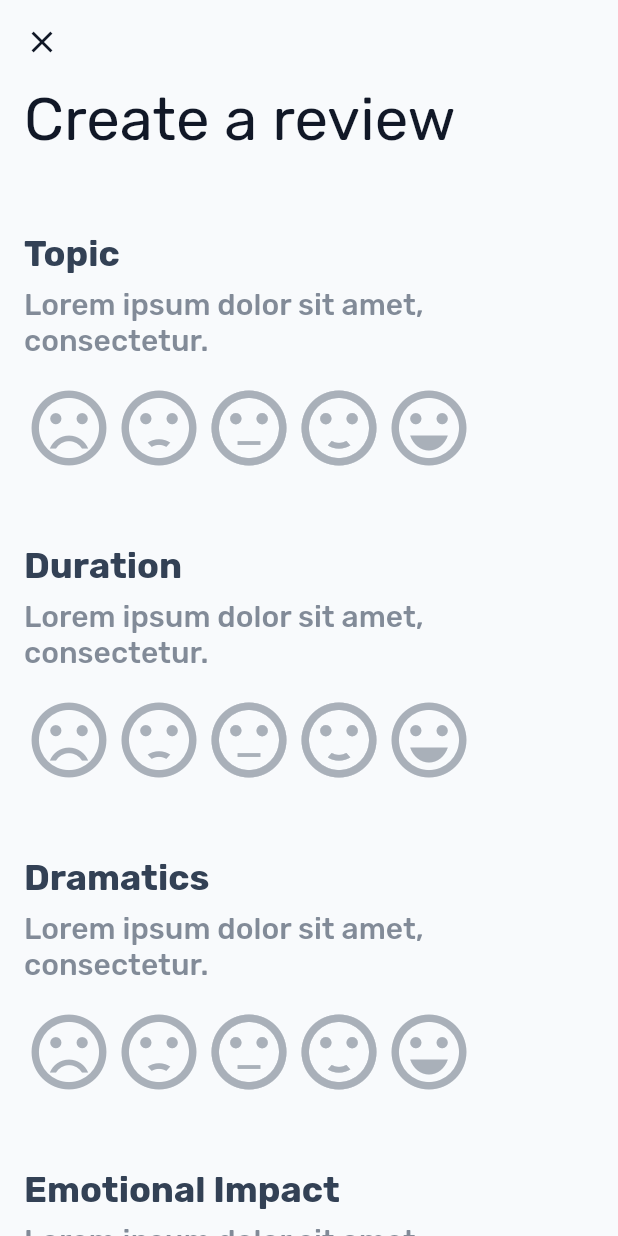
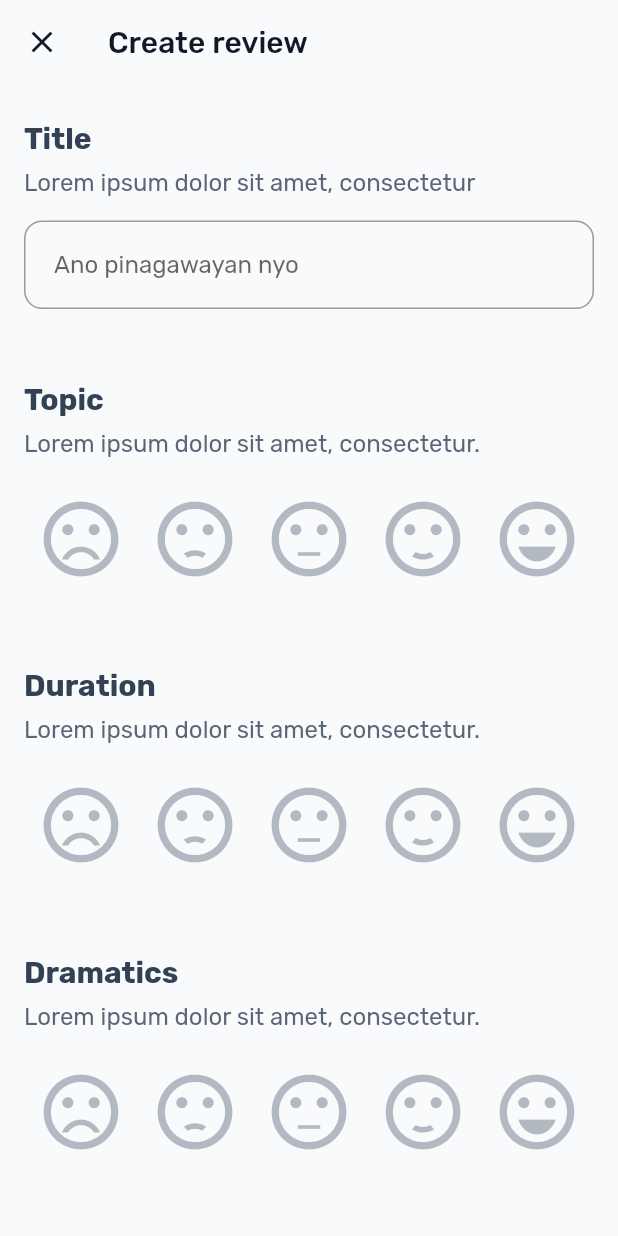
Before and after one commit to sunenvidiado-nx/away-review-flutter, a Flutter app: the CreateReviewScreen screen opened by its route, on a phone screen of 412 x 824 dp. Run offline on Flutter 3.47's test engine with Material 3 defaults, Android fonts, the phone set to English and light mode, and no system bars; drawn by our look-alikes of flutter_rating_bar; our stand-ins replace cloud_firestore, firebase_analytics, firebase_auth, firebase_core, firebase_crashlytics, flutter_keyboard_visibility and 4 more; accounts and stored records are empty; generated files the repository leaves out were written again.

Commit message:
refactor(create-review): Rework create review feature

```diff
--- a/lib/app/router.dart
+++ b/lib/app/router.dart
@@ -31,7 +31,7 @@ final routesProvider = Provider((ref) {
         // Custom animation so that the `CreateReviewScreen` slides up from the bottom
         return CustomTransitionPage(
           child: const CreateReviewScreen(),
-          transitionDuration: const Duration(milliseconds: 150),
+          transitionDuration: const Duration(milliseconds: 200),
           transitionsBuilder: (context, animation, secondaryAnimation, child) {
             return SlideTransition(
               position: Tween<Offset>(
@@ -39,7 +39,7 @@ final routesProvider = Provider((ref) {
                 end: Offset.zero,
               ).animate(CurvedAnimation(
                 parent: animation,
-                curve: Curves.easeOut,
+                curve: Curves.easeInOut,
               )),
               child: child,
             );
--- a/lib/features/create_review/create_review_screen.dart
+++ b/lib/features/create_review/create_review_screen.dart
@@ -2,8 +2,8 @@ import 'package:away_review/core/auth/auth_service.dart';
 import 'package:away_review/core/extensions/build_context_extension.dart';
 import 'package:away_review/core/models/review.dart';
 import 'package:away_review/core/repositories/review_repository.dart';
+import 'package:away_review/features/home/reviews_provider.dart';
 import 'package:flutter/material.dart';
-import 'package:flutter_rating_bar/flutter_rating_bar.dart';
 import 'package:flutter_riverpod/flutter_riverpod.dart';
 import 'package:go_router/go_router.dart';
 
@@ -19,6 +19,7 @@ class _CreateReviewScreenState extends ConsumerState<CreateReviewScreen> {
   late Review _review;
 
   final _noteController = TextEditingController();
+  final _titleController = TextEditingController();
 
   var _isPublishing = false;
 
@@ -30,9 +31,17 @@ class _CreateReviewScreenState extends ConsumerState<CreateReviewScreen> {
   }
 
   @override
+  void dispose() {
+    _noteController.dispose();
+    _titleController.dispose();
+    super.dispose();
+  }
+
+  @override
   Widget build(BuildContext context) {
     return Scaffold(
       appBar: AppBar(
+        title: const Text('Create review'),
         leading: IconButton(
           icon: const Icon(Icons.close),
           onPressed: context.pop,
@@ -40,40 +49,55 @@ class _CreateReviewScreenState extends ConsumerState<CreateReviewScreen> {
       ),
       body: CustomScrollView(
         slivers: [
-          _buildHeader(),
+          _buildTitleTextField(),
           _buildRating(
+            rating: _review.topic,
             title: 'Topic',
             subtitle: 'Lorem ipsum dolor sit amet, consectetur.',
             onRatingUpdate: (rating) {
-              _review = _review.copyWith(topic: rating.toInt());
+              setState(() {
+                _review = _review.copyWith(topic: rating);
+              });
             },
           ),
           _buildRating(
+            rating: _review.duration,
             title: 'Duration',
             subtitle: 'Lorem ipsum dolor sit amet, consectetur.',
             onRatingUpdate: (rating) {
-              _review = _review.copyWith(duration: rating.toInt());
+              setState(() {
+                _review = _review.copyWith(duration: rating);
+              });
             },
           ),
           _buildRating(
+            rating: _review.dramatics,
             title: 'Dramatics',
             subtitle: 'Lorem ipsum dolor sit amet, consectetur.',
             onRatingUpdate: (rating) {
-              _review = _review.copyWith(dramatics: rating.toInt());
+              setState(() {
+                _review = _review.copyWith(dramatics: rating);
+              });
             },
           ),
           _buildRating(
+            rating: _review.emotionalImpact,
             title: 'Emotional Impact',
             subtitle: 'Lorem ipsum dolor sit amet, consectetur.',
             onRatingUpdate: (rating) {
-              _review = _review.copyWith(emotionalImpact: rating.toInt());
+              setState(() {
+                _review = _review.copyWith(emotionalImpact: rating);
+              });
             },
           ),
           _buildRating(
+            rating: _review.aftermath,
             title: 'Aftermath',
             subtitle: 'Lorem ipsum dolor sit amet, consectetur.',
             onRatingUpdate: (rating) {
-              _review = _review.copyWith(aftermath: rating.toInt());
+              setState(() {
+                _review = _review.copyWith(aftermath: rating);
+              });
             },
           ),
           SliverToBoxAdapter(
@@ -82,7 +106,7 @@ class _CreateReviewScreenState extends ConsumerState<CreateReviewScreen> {
               thickness: 1,
             ),
           ),
-          _buildNotesField(),
+          _buildNotesTextField(),
           SliverToBoxAdapter(
             child: Divider(
               color: context.colorScheme.secondary.withOpacity(0.1),
@@ -97,22 +121,44 @@ class _CreateReviewScreenState extends ConsumerState<CreateReviewScreen> {
     );
   }
 
-  Widget _buildHeader() {
+  Widget _buildTitleTextField() {
     return SliverToBoxAdapter(
       child: Padding(
-        padding: const EdgeInsets.fromLTRB(16.0, 0, 16.0, 28.0),
-        child: Text(
-          'Create a review',
-          style: context.textTheme.headlineLarge,
+        padding: const EdgeInsets.symmetric(vertical: 24.0, horizontal: 16.0),
+        child: Column(
+          crossAxisAlignment: CrossAxisAlignment.start,
+          children: [
+            Text(
+              'Title',
+              style: context.textTheme.titleLarge?.copyWith(
+                fontWeight: FontWeight.bold,
+              ),
+            ),
+            const SizedBox(height: 8),
+            Text(
+              'Lorem ipsum dolor sit amet, consectetur',
+              style: context.textTheme.titleMedium?.copyWith(
+                color: context.colorScheme.secondary.withOpacity(0.8),
+              ),
+            ),
+            const SizedBox(height: 16),
+            TextField(
+              controller: _titleController,
+              decoration: const InputDecoration(
+                hintText: "Ano pinagawayan nyo",
+              ),
+            ),
+          ],
         ),
       ),
     );
   }
 
   Widget _buildRating({
+    required int rating,
     required String title,
     required String subtitle,
-    required Function(double) onRatingUpdate,
+    required Function(int) onRatingUpdate,
   }) {
     return SliverToBoxAdapter(
       child: Padding(
@@ -122,49 +168,75 @@ class _CreateReviewScreenState extends ConsumerState<CreateReviewScreen> {
           children: [
             Text(
               title,
-              style: context.textTheme.headlineSmall?.copyWith(
+              style: context.textTheme.titleLarge?.copyWith(
                 fontWeight: FontWeight.bold,
               ),
             ),
             const SizedBox(height: 8),
             Text(
               subtitle,
-              style: context.textTheme.titleLarge?.copyWith(
-                color: context.colorScheme.secondary.withOpacity(0.6),
+              style: context.textTheme.titleMedium?.copyWith(
+                color: context.colorScheme.secondary.withOpacity(0.8),
               ),
             ),
             const SizedBox(height: 16),
-            RatingBar.builder(
-              initialRating: 0,
-              itemCount: 5,
-              glow: false,
-              itemSize: 60,
-              tapOnlyMode: true,
-              unratedColor: context.colorScheme.secondary.withOpacity(0.4),
-              itemBuilder: (context, index) => switch (index) {
-                0 => const Icon(
-                    Icons.sentiment_very_dissatisfied,
-                    color: Colors.red,
+            SizedBox(
+              width: double.infinity,
+              child: Row(
+                mainAxisAlignment: MainAxisAlignment.spaceEvenly,
+                children: [
+                  IconButton(
+                    iconSize: 60,
+                    onPressed: () => onRatingUpdate(1),
+                    icon: Icon(
+                      Icons.sentiment_very_dissatisfied,
+                      color: rating == 1
+                          ? Colors.deepOrange
+                          : context.colorScheme.secondary.withOpacity(0.35),
+                    ),
                   ),
-                1 => Icon(
-                    Icons.sentiment_dissatisfied,
-                    color: Colors.red[300],
+                  IconButton(
+                    iconSize: 60,
+                    onPressed: () => onRatingUpdate(2),
+                    icon: Icon(
+                      Icons.sentiment_dissatisfied,
+                      color: rating == 2
+                          ? Colors.orange
+                          : context.colorScheme.secondary.withOpacity(0.35),
+                    ),
                   ),
-                2 => const Icon(
-                    Icons.sentiment_neutral,
-                    color: Colors.amber,
+                  IconButton(
+                    iconSize: 60,
+                    onPressed: () => onRatingUpdate(3),
+                    icon: Icon(
+                      Icons.sentiment_neutral,
+                      color: rating == 3
+                          ? Colors.amber
+                          : context.colorScheme.secondary.withOpacity(0.35),
+                    ),
                   ),
-                3 => const Icon(
-                    Icons.sentiment_satisfied,
-                    color: Colors.lightGreen,
+                  IconButton(
+                    iconSize: 60,
+                    onPressed: () => onRatingUpdate(4),
+                    icon: Icon(
+                      Icons.sentiment_satisfied,
+                      color: rating == 4
+                          ? Colors.lime
+                          : context.colorScheme.secondary.withOpacity(0.35),
+                    ),
                   ),
-                4 => const Icon(
-                    Icons.sentiment_very_satisfied,
-                    color: Colors.green,
+                  IconButton(
+                    iconSize: 60,
+                    onPressed: () => onRatingUpdate(5),
+                    icon: Icon(
+                      Icons.sentiment_very_satisfied,
+                      color: rating == 5
+                          ? Colors.lightGreen
+                          : context.colorScheme.secondary.withOpacity(0.35),
+                    ),
                   ),
-                _ => throw UnimplementedError(),
-              },
-              onRatingUpdate: onRatingUpdate,
+                ],
+              ),
             ),
           ],
         ),
@@ -172,7 +244,7 @@ class _CreateReviewScreenState extends ConsumerState<CreateReviewScreen> {
     );
   }
 
-  Widget _buildNotesField() {
+  Widget _buildNotesTextField() {
     return SliverToBoxAdapter(
       child: Padding(
         padding: const EdgeInsets.symmetric(vertical: 24.0, horizontal: 16.0),
@@ -181,27 +253,27 @@ class _CreateReviewScreenState extends ConsumerState<CreateReviewScreen> {
           children: [
             Text(
               'Additional notes',
-              style: context.textTheme.headlineSmall?.copyWith(
+              style: context.textTheme.titleLarge?.copyWith(
                 fontWeight: FontWeight.bold,
               ),
             ),
-            const SizedBox(height: 16),
+            const SizedBox(height: 8),
             Text(
               'Lorem ipsum dolor sit amet, consectetur adipiscing elit. Aenean sit amet.',
-              style: context.textTheme.titleLarge?.copyWith(
-                color: context.colorScheme.secondary.withOpacity(0.6),
+              style: context.textTheme.titleMedium?.copyWith(
+                color: context.colorScheme.secondary.withOpacity(0.8),
               ),
             ),
-            const SizedBox(height: 24),
+            const SizedBox(height: 16),
             TextField(
               controller: _noteController,
               minLines: 8,
               maxLines: 12,
               decoration: InputDecoration(
-                hintText: 'Write your thoughts here...',
+                hintText: 'Write here (optional)',
                 hintStyle: context.textTheme.titleLarge?.copyWith(
                   fontSize: 18,
-                  color: context.colorScheme.secondary.withOpacity(0.6),
+                  color: context.colorScheme.secondary.withOpacity(0.8),
                 ),
               ),
               style: context.textTheme.titleLarge?.copyWith(
@@ -228,20 +300,30 @@ class _CreateReviewScreenState extends ConsumerState<CreateReviewScreen> {
                   });
 
                   try {
-                    _review = _review.copyWith(notes: _noteController.text);
+                    if (_titleController.text.isEmpty) {
+                      throw 'Please specify a title.';
+                    }
+
+                    _review = _review.copyWith(
+                      notes: _noteController.text,
+                      title: _titleController.text,
+                    );
 
                     if (_review.topic == 0 ||
                         _review.duration == 0 ||
                         _review.dramatics == 0 ||
                         _review.emotionalImpact == 0 ||
                         _review.aftermath == 0) {
-                      throw 'Please rate all the topics';
+                      throw 'Please add ratings for all items.';
                     }
 
-                    await ref
-                        .read(reviewRepositoryProvider)
-                        .addReview(_review)
-                        .then((_) => context.go('/'));
+                    await ref.read(reviewRepositoryProvider).addReview(_review);
+
+                    // ignore: unused_result
+                    await ref.refresh(reviewsProvider.future);
+
+                    // ignore: use_build_context_synchronously
+                    context.go('/');
                   } catch (e) {
                     // ignore: use_build_context_synchronously
                     context.showDefaultSnackBar(e.toString());
```
